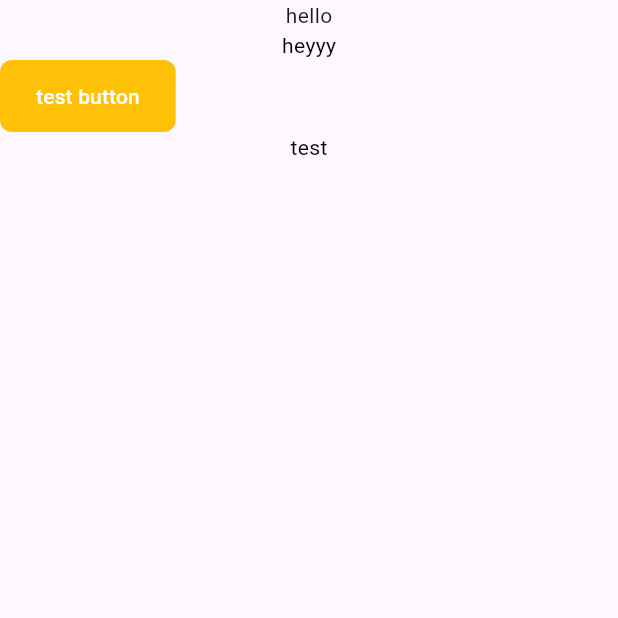
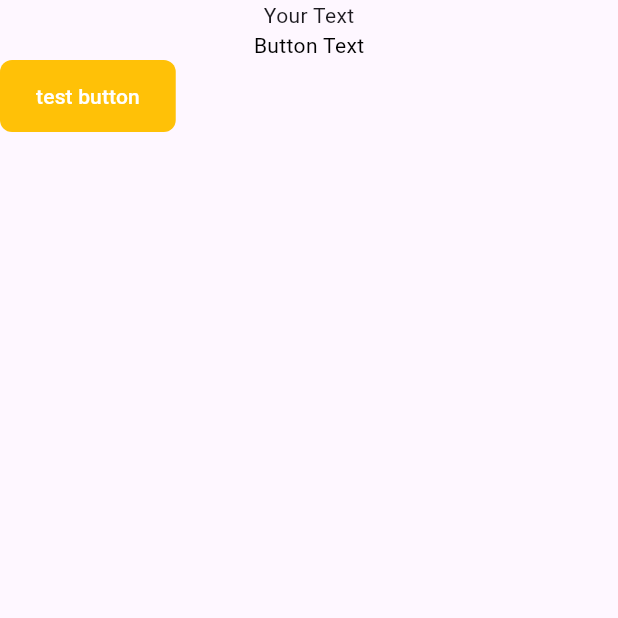
Before and after one commit to rohan-sarkar01/qwidgets, a Flutter app: the screen it shows after launch, on a phone screen of 412 x 824 dp, the top half of it. Run offline on Flutter 3.47's test engine with Material 3 defaults, Android fonts, the phone set to English and light mode, and no system bars; our stand-ins replace bloc, equatable, flutter_bloc; missing offline and left inert: dart:js_interop; Roboto replaces fonts that are missing (Inter-Regular).

Commit message:
Dependency added

```diff
--- a/example/lib/main.dart
+++ b/example/lib/main.dart
@@ -33,8 +33,8 @@ class _HomePageState extends State<HomePage> {
     return Scaffold(
       body: Column(
         children: [
-          Text('hello'),
-          QText(text: 'heyyy'),
+          const Text('Your Text'),
+          QText(text: 'Button Text'),
           QButton(
             bgColor: Colors.amber,
             text: "test button",
@@ -42,7 +42,6 @@ class _HomePageState extends State<HomePage> {
               print('btn tapped...');
             }
           ),
-          QText(text: 'test'),
         ],
       ),
     );
--- a/example/pubspec.yaml
+++ b/example/pubspec.yaml
@@ -37,6 +37,7 @@ dependencies:
   cupertino_icons: ^1.0.6
   qwidgets:
     path: ..
+  flutter_bloc: ^8.1.6
 
 dev_dependencies:
   flutter_test:
```
